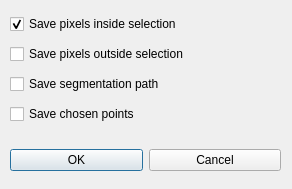
BenjikQ/Livewire, file src/gui/presave_dialog.ui: the form before one commit.
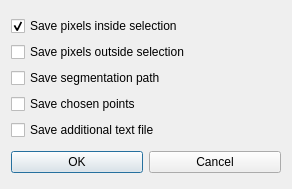
The form after the commit.

What changed in the file:
```diff
--- a/src/gui/presave_dialog.ui
+++ b/src/gui/presave_dialog.ui
@@ -13,15 +13,8 @@
   <property name="windowTitle">
    <string>Save options</string>
   </property>
-  <widget class="QWidget" name="verticalLayoutWidget">
-   <property name="geometry">
-    <rect>
-     <x>10</x>
-     <y>10</y>
-     <width>271</width>
-     <height>121</height>
-    </rect>
-   </property>
+  <layout class="QVBoxLayout" name="verticalLayout_2">
+   <item>
    <layout class="QVBoxLayout" name="verticalLayout">
     <item>
      <widget class="QCheckBox" name="saveInside">
@@ -54,17 +47,16 @@
       </property>
      </widget>
     </item>
-   </layout>
-  </widget>
-  <widget class="QWidget" name="horizontalLayoutWidget">
-   <property name="geometry">
-    <rect>
-     <x>10</x>
-     <y>140</y>
-     <width>271</width>
-     <height>41</height>
-    </rect>
-   </property>
+     <item>
+      <widget class="QCheckBox" name="saveTextFile">
+       <property name="text">
+        <string>Save additional text file</string>
+       </property>
+      </widget>
+     </item>
+    </layout>
+   </item>
+   <item>
    <layout class="QHBoxLayout" name="horizontalLayout">
     <item>
      <widget class="QPushButton" name="okButton">
@@ -81,7 +73,8 @@
      </widget>
     </item>
    </layout>
-  </widget>
+   </item>
+  </layout>
  </widget>
  <resources/>
  <connections>
```
Lines whose indentation alone changed are shown as unchanged.
